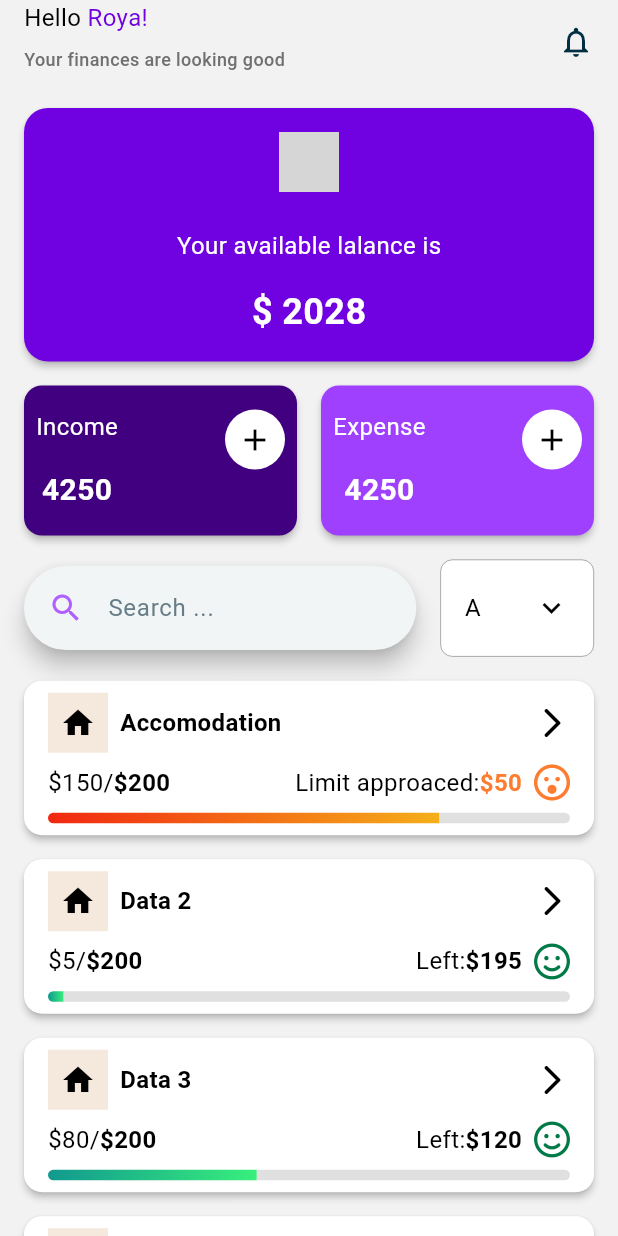
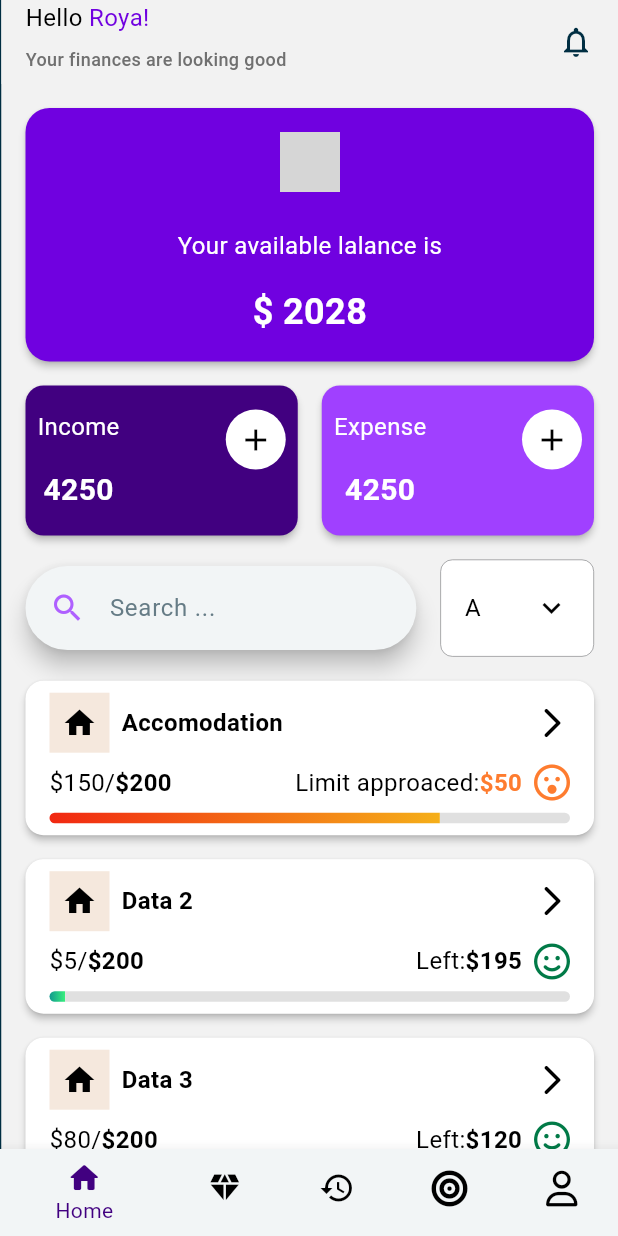
Before and after one commit to Nguyen-Loi/budge_app, a Flutter app: the screen it shows after launch, after a tap on "Sign In", on a phone screen of 412 x 824 dp. Run offline on Flutter 3.47's test engine with Material 3 defaults, Android fonts, the phone set to English and light mode, and no system bars; drawn by our look-alikes of cached_network_image; our stand-ins replace cloud_firestore, firebase_auth, firebase_core, firebase_storage, flutter_riverpod, flutter_svg and 3 more; accounts and stored records are empty; generated files the repository leaves out were written again; network calls fail; Roboto replaces fonts that are missing (PublicSans); grey boxes are pictures that could not be loaded.

Commit message:
Add bottom bar

```diff
--- a/lib/constants/icon_constants.dart
+++ b/lib/constants/icon_constants.dart
@@ -15,6 +15,13 @@ class IconConstants {
   static IconData emojiSurprise = FontAwesomeIcons.faceSurprise;
   static IconData emojiFrown = FontAwesomeIcons.faceFrown;
 
+  //Bottombar
+  static IconData home = Icons.home_rounded;
+  static IconData profile = FontAwesomeIcons.user;
+  static IconData goals = FontAwesomeIcons.bullseye;
+  static IconData history = Icons.history;
+  static IconData limit = Icons.diamond;
+
   //For budget category
   static IconData categoryAccomodation = Icons.home;
   static IconData categoryEating = FontAwesomeIcons.utensils;
@@ -25,5 +32,4 @@ class IconConstants {
   static IconData categoryGift = FontAwesomeIcons.gift;
   static IconData categoryWater = FontAwesomeIcons.droplet;
   static IconData categoryElectric = FontAwesomeIcons.bolt;
-
 }
--- a/lib/features/auth/view/login_view.dart
+++ b/lib/features/auth/view/login_view.dart
@@ -9,7 +9,7 @@ import 'package:budget_app/common/widget/form/b_form_field_text.dart';
 import 'package:budget_app/constants/assets_constants.dart';
 import 'package:budget_app/constants/gap_constants.dart';
 import 'package:budget_app/features/auth/view/sign_up_view.dart';
-import 'package:budget_app/features/home/home_view.dart';
+import 'package:budget_app/features/main_page_bottom_bar.dart';
 import 'package:flutter/material.dart';
 import 'package:flutter_riverpod/flutter_riverpod.dart';
 import 'package:flutter_svg/flutter_svg.dart';
@@ -92,7 +92,7 @@ class _LoginViewState extends ConsumerState<LoginView> {
       onPressed: () {
         Navigator.of(context).pushReplacement(
           MaterialPageRoute(
-            builder: (_) => HomeView(),
+            builder: (_) => const MainPageBottomBar(),
           ),
         );
       },
--- a/lib/features/data.dart
+++ /dev/null
@@ -1,15 +0,0 @@
-import 'package:budget_app/common/color_manager.dart';
-import 'package:budget_app/constants/icon_constants.dart';
-import 'package:flutter/material.dart';
-
-List<Icon> listIconData = [
-  Icon(IconConstants.categoryAccomodation, color: ColorManager.purple12),
-  Icon(IconConstants.categoryEating, color: ColorManager.yellow),
-  Icon(IconConstants.categoryShopping, color: ColorManager.green2),
-  Icon(IconConstants.categoryTransportation, color: ColorManager.blue),
-  Icon(IconConstants.categoryEntertainment, color: ColorManager.purple24),
-  Icon(IconConstants.categorySport, color: ColorManager.blue),
-  Icon(IconConstants.categoryGift, color: ColorManager.orange),
-  Icon(IconConstants.categoryWater, color: ColorManager.blue),
-  Icon(IconConstants.categoryElectric, color: ColorManager.yellow),
-];
--- a/lib/features/home/home_view.dart
+++ b/lib/features/home/home_page.dart
@@ -14,8 +14,8 @@ import 'package:budget_app/features/home/widgets/home_item_come.dart';
 import 'package:budget_app/features/income/income_view.dart';
 import 'package:flutter/material.dart';
 
-class HomeView extends StatelessWidget {
-  HomeView({super.key});
+class HomePage extends StatelessWidget {
+  HomePage({super.key});
   final TextEditingController _searchController = TextEditingController();
   final HomeController _controller = HomeController();
   List<String> get listCategory => ['A', 'B', 'C', 'D'];
--- /dev/null
+++ b/lib/features/main_page_bottom_bar.dart
@@ -0,0 +1,102 @@
+import 'package:budget_app/common/color_manager.dart';
+import 'package:budget_app/constants/icon_constants.dart';
+import 'package:budget_app/features/home/home_page.dart';
+import 'package:flutter/material.dart';
+
+class MainPageBottomBar extends StatefulWidget {
+  const MainPageBottomBar({Key? key}) : super(key: key);
+
+  @override
+  State<MainPageBottomBar> createState() => _MainPageBottomBarState();
+}
+
+final _navBarItems = [
+  BottomNavigationBarItem(
+    icon: Icon(IconConstants.home),
+    label: 'Home',
+  ),
+  BottomNavigationBarItem(
+    icon: Icon(IconConstants.limit),
+    label: 'Limit',
+  ),
+  BottomNavigationBarItem(
+    icon: Icon(IconConstants.history),
+    label: 'History',
+  ),
+  BottomNavigationBarItem(
+    icon: Icon(IconConstants.goals),
+    label: 'Goals',
+  ),
+  BottomNavigationBarItem(
+    icon: Icon(IconConstants.profile),
+    label: 'Profile',
+  )
+];
+
+class _MainPageBottomBarState extends State<MainPageBottomBar> {
+  late int _selectedIndex;
+  late List<Widget> _screens;
+  @override
+  void initState() {
+    _selectedIndex = 0;
+    _screens = [
+      HomePage(),
+      const SizedBox(),
+      const SizedBox(),
+      const SizedBox(),
+      const SizedBox()
+    ];
+    super.initState();
+  }
+
+  @override
+  Widget build(BuildContext context) {
+    final width = MediaQuery.of(context).size.width;
+    final bool isSmallScreen = width < 600;
+    final bool isLargeScreen = width > 800;
+
+    return Scaffold(
+      bottomNavigationBar: isSmallScreen
+          ? BottomNavigationBar(
+              // fixedColor: ColorManager.purple11,
+
+              unselectedItemColor: ColorManager.black,
+              items: _navBarItems,
+              currentIndex: _selectedIndex,
+              selectedItemColor: ColorManager.purple11,
+              onTap: (int index) {
+                setState(() {
+                  _selectedIndex = index;
+                });
+              })
+          : null,
+      body: Row(
+        children: <Widget>[
+          if (!isSmallScreen)
+            NavigationRail(
+              selectedIndex: _selectedIndex,
+              onDestinationSelected: (int index) {
+                setState(() {
+                  _selectedIndex = index;
+                });
+              },
+              extended: isLargeScreen,
+              destinations: _navBarItems
+                  .map((item) => NavigationRailDestination(
+                      icon: item.icon,
+                      selectedIcon: item.activeIcon,
+                      label: Text(
+                        item.label!,
+                      )))
+                  .toList(),
+            ),
+          const VerticalDivider(thickness: 1, width: 1),
+          // This is the main content.
+          Expanded(
+            child: _screens[_selectedIndex],
+          )
+        ],
+      ),
+    );
+  }
+}
```
